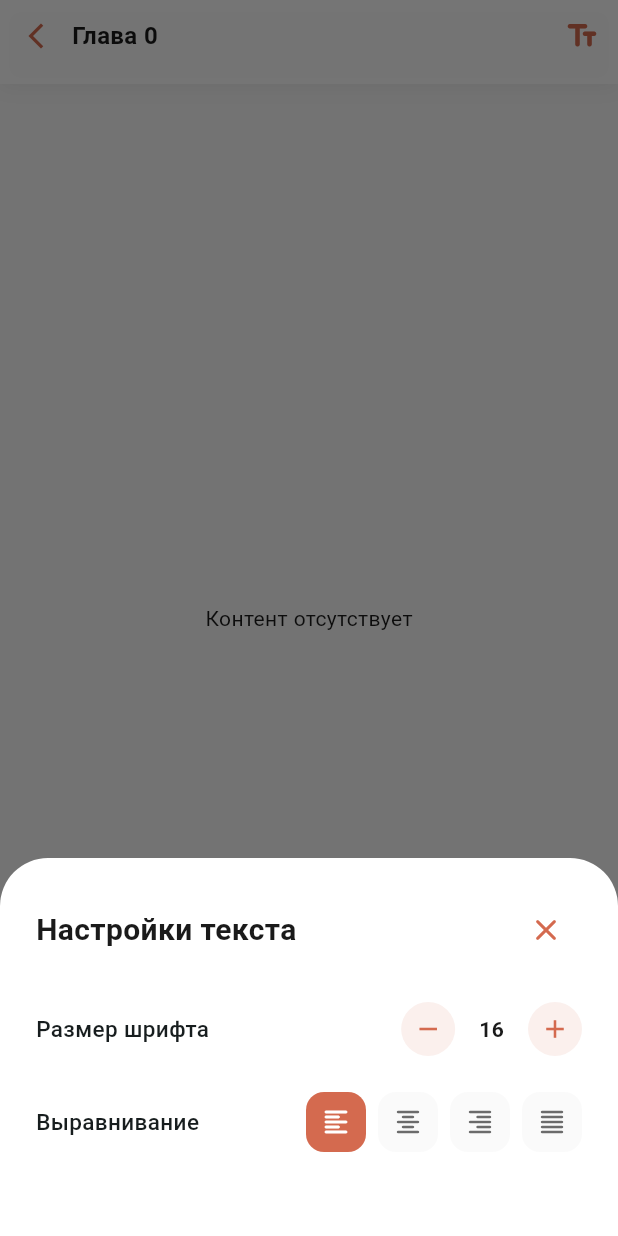
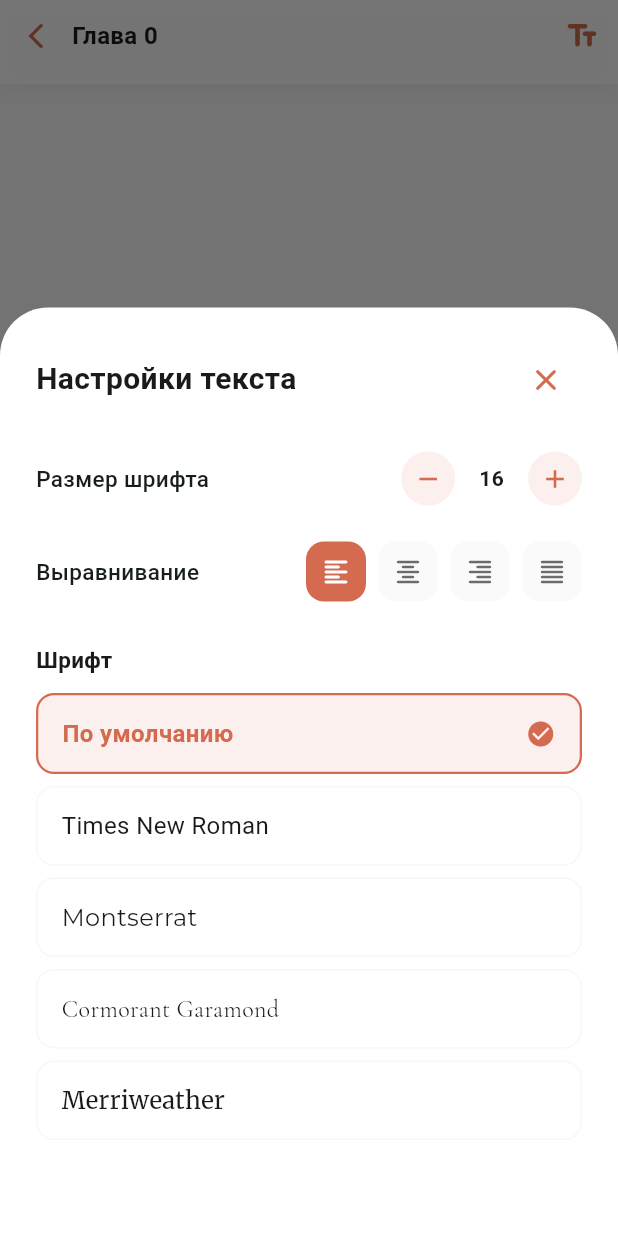
Before and after one commit to Shonkurieta/Prosper, a Flutter app: the ReaderScreen screen opened directly with empty values, after a tap on the "text fields" icon, on a phone screen of 412 x 824 dp. Run offline on Flutter 3.47's test engine with Material 3 defaults, Android fonts, the phone set to English and light mode, and no system bars; our stand-ins replace file_picker, flutter_dotenv, image_picker, shared_preferences; accounts and stored records are empty; network calls fail; Roboto replaces fonts that are missing (TimesNewRoman).

Commit message:
commit 08.05

```diff
--- a/lib/screens/reader/reader_screen.dart
+++ b/lib/screens/reader/reader_screen.dart
@@ -310,7 +310,9 @@ class _ReaderScreenState extends State<ReaderScreen> with TickerProviderStateMix
                 fontSize: fontProvider.fontSize + 8,
                 fontWeight: FontWeight.w900,
                 color: _customTextColor ?? theme.textPrimaryColor,
-                fontFamily: fontProvider.fontFamily,
+                fontFamily: fontProvider.fontFamily == FontProvider.defaultFont
+                    ? null
+                    : fontProvider.fontFamily,
               ),
             ),
             const SizedBox(height: 32),
@@ -321,7 +323,9 @@ class _ReaderScreenState extends State<ReaderScreen> with TickerProviderStateMix
                 fontSize: fontProvider.fontSize,
                 height: 1.6,
                 color: _customTextColor ?? theme.textPrimaryColor,
-                fontFamily: fontProvider.fontFamily,
+                fontFamily: fontProvider.fontFamily == FontProvider.defaultFont
+                    ? null
+                    : fontProvider.fontFamily,
                 letterSpacing: 0.2,
               ),
             ),
@@ -398,7 +402,8 @@ class _ReaderScreenState extends State<ReaderScreen> with TickerProviderStateMix
         ),
         child: Row(
           children: [
-            if (icon == Icons.skip_previous_rounded) Icon(icon, color: isDisabled ? Colors.grey : accentColor, size: 20),
+            if (icon == Icons.skip_previous_rounded)
+              Icon(icon, color: isDisabled ? Colors.grey : accentColor, size: 20),
             const SizedBox(width: 4),
             Text(
               label,
@@ -409,12 +414,15 @@ class _ReaderScreenState extends State<ReaderScreen> with TickerProviderStateMix
               ),
             ),
             const SizedBox(width: 4),
-            if (icon == Icons.skip_next_rounded) Icon(icon, color: isDisabled ? Colors.grey : accentColor, size: 20),
+            if (icon == Icons.skip_next_rounded)
+              Icon(icon, color: isDisabled ? Colors.grey : accentColor, size: 20),
           ],
         ),
       ),
     );
   }
+
+  // ─── Font Settings Bottom Sheet ───────────────────────────────────────────
 
   void _showFontSettings(ThemeProvider theme, FontProvider fontProvider) {
     showModalBottomSheet(
@@ -430,10 +438,12 @@ class _ReaderScreenState extends State<ReaderScreen> with TickerProviderStateMix
                 color: theme.cardColor,
                 borderRadius: const BorderRadius.vertical(top: Radius.circular(32)),
               ),
+              child: SingleChildScrollView(
                 child: Column(
                   mainAxisSize: MainAxisSize.min,
                   crossAxisAlignment: CrossAxisAlignment.start,
                   children: [
+                    // Header
                     Row(
                       mainAxisAlignment: MainAxisAlignment.spaceBetween,
                       children: [
@@ -451,7 +461,10 @@ class _ReaderScreenState extends State<ReaderScreen> with TickerProviderStateMix
                         ),
                       ],
                     ),
+
                     const SizedBox(height: 24),
+
+                    // Font size
                     _buildSettingRow(
                       'Размер шрифта',
                       Row(
@@ -463,7 +476,10 @@ class _ReaderScreenState extends State<ReaderScreen> with TickerProviderStateMix
                           const SizedBox(width: 16),
                           Text(
                             '${fontProvider.fontSize.toInt()}',
-                          style: TextStyle(color: theme.textPrimaryColor, fontWeight: FontWeight.bold),
+                            style: TextStyle(
+                              color: theme.textPrimaryColor,
+                              fontWeight: FontWeight.bold,
+                            ),
                           ),
                           const SizedBox(width: 16),
                           _buildCircleButton(Icons.add, () {
@@ -473,35 +489,62 @@ class _ReaderScreenState extends State<ReaderScreen> with TickerProviderStateMix
                         ],
                       ),
                     ),
+
                     const SizedBox(height: 24),
+
+                    // Alignment
                     _buildSettingRow(
                       'Выравнивание',
                       Row(
                         children: [
-                        _buildIconButton(Icons.format_align_left_rounded, _textAlign == TextAlign.left, () {
+                          _buildIconButton(Icons.format_align_left_rounded,
+                              _textAlign == TextAlign.left, () {
                             setState(() => _textAlign = TextAlign.left);
                             setModalState(() {});
                           }, theme),
                           const SizedBox(width: 8),
-                        _buildIconButton(Icons.format_align_center_rounded, _textAlign == TextAlign.center, () {
+                          _buildIconButton(Icons.format_align_center_rounded,
+                              _textAlign == TextAlign.center, () {
                             setState(() => _textAlign = TextAlign.center);
                             setModalState(() {});
                           }, theme),
                           const SizedBox(width: 8),
-                        _buildIconButton(Icons.format_align_right_rounded, _textAlign == TextAlign.right, () {
+                          _buildIconButton(Icons.format_align_right_rounded,
+                              _textAlign == TextAlign.right, () {
                             setState(() => _textAlign = TextAlign.right);
                             setModalState(() {});
                           }, theme),
                           const SizedBox(width: 8),
-                        _buildIconButton(Icons.format_align_justify_rounded, _textAlign == TextAlign.justify, () {
+                          _buildIconButton(Icons.format_align_justify_rounded,
+                              _textAlign == TextAlign.justify, () {
                             setState(() => _textAlign = TextAlign.justify);
                             setModalState(() {});
                           }, theme),
                         ],
                       ),
                     ),
+
+                    const SizedBox(height: 28),
+
+                    // Font family
+                    Text(
+                      'Шрифт',
+                      style: TextStyle(
+                        fontSize: 15,
+                        fontWeight: FontWeight.w600,
+                        color: theme.textPrimaryColor,
+                      ),
+                    ),
+                    const SizedBox(height: 12),
+                    _buildFontOption(theme, fontProvider, FontProvider.defaultFont, setModalState),
+                    _buildFontOption(theme, fontProvider, FontProvider.timesNewRoman, setModalState),
+                    _buildFontOption(theme, fontProvider, FontProvider.montserrat, setModalState),
+                    _buildFontOption(theme, fontProvider, FontProvider.cormorantGaramond, setModalState),
+                    _buildFontOption(theme, fontProvider, FontProvider.merriweather, setModalState),
+
                     const SizedBox(height: 32),
                   ],
+                ),
               ),
             );
           },
@@ -509,6 +552,55 @@ class _ReaderScreenState extends State<ReaderScreen> with TickerProviderStateMix
       },
     );
   }
+
+  Widget _buildFontOption(
+    ThemeProvider theme,
+    FontProvider fontProvider,
+    String font,
+    StateSetter setModalState,
+  ) {
+    final isSelected = fontProvider.fontFamily == font;
+
+    return InkWell(
+      onTap: () {
+        fontProvider.setFontFamily(font);
+        setModalState(() {});
+        setState(() {});
+      },
+      borderRadius: BorderRadius.circular(12),
+      child: Container(
+        padding: const EdgeInsets.symmetric(horizontal: 16, vertical: 14),
+        margin: const EdgeInsets.only(bottom: 8),
+        decoration: BoxDecoration(
+          color: isSelected ? accentColor.withOpacity(0.1) : Colors.transparent,
+          borderRadius: BorderRadius.circular(12),
+          border: Border.all(
+            color: isSelected ? accentColor : theme.borderColor.withOpacity(0.3),
+            width: isSelected ? 1.5 : 1,
+          ),
+        ),
+        child: Row(
+          children: [
+            Expanded(
+              child: Text(
+                FontProvider.getFontDisplayName(font),
+                style: TextStyle(
+                  fontFamily: font == FontProvider.defaultFont ? null : font,
+                  fontSize: 16,
+                  color: isSelected ? accentColor : theme.textPrimaryColor,
+                  fontWeight: isSelected ? FontWeight.bold : FontWeight.normal,
+                ),
+              ),
+            ),
+            if (isSelected)
+              const Icon(Icons.check_circle, color: accentColor, size: 20),
+          ],
+        ),
+      ),
+    );
+  }
+
+  // ─── Helper widgets ────────────────────────────────────────────────────────
 
   Widget _buildSettingRow(String label, Widget action) {
     return Row(
@@ -535,7 +627,12 @@ class _ReaderScreenState extends State<ReaderScreen> with TickerProviderStateMix
     );
   }
 
-  Widget _buildIconButton(IconData icon, bool isActive, VoidCallback onTap, ThemeProvider theme) {
+  Widget _buildIconButton(
+    IconData icon,
+    bool isActive,
+    VoidCallback onTap,
+    ThemeProvider theme,
+  ) {
     return InkWell(
       onTap: onTap,
       borderRadius: BorderRadius.circular(12),
@@ -545,12 +642,12 @@ class _ReaderScreenState extends State<ReaderScreen> with TickerProviderStateMix
           color: isActive ? accentColor : theme.backgroundColor,
           borderRadius: BorderRadius.circular(12),
         ),
-        child: Icon(icon, color: isActive ? Colors.white : theme.textSecondaryColor, size: 20),
+        child: Icon(
+          icon,
+          color: isActive ? Colors.white : theme.textSecondaryColor,
+          size: 20,
+        ),
       ),
     );
   }
-
-  void _showColorPicker(String title, Color currentColor, Function(Color) onColorSelected) {
-    // Simplified for brevity, keeping existing functionality in mind
 }
-}
```
Also changed, not shown: lib/screens/novell/novell_detail_screen.dart (+14 -50 lines), lib/screens/user/user_home.dart (+7 -7 lines). Lines whose indentation alone changed are shown as unchanged.
